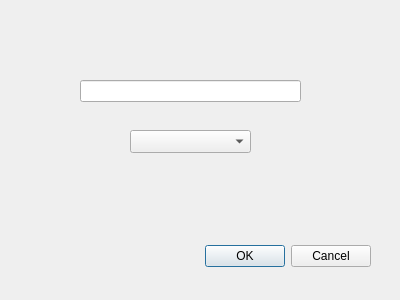
maraduca/HTTP-proxy, file proiect/filterdialog.ui: the form before one commit.
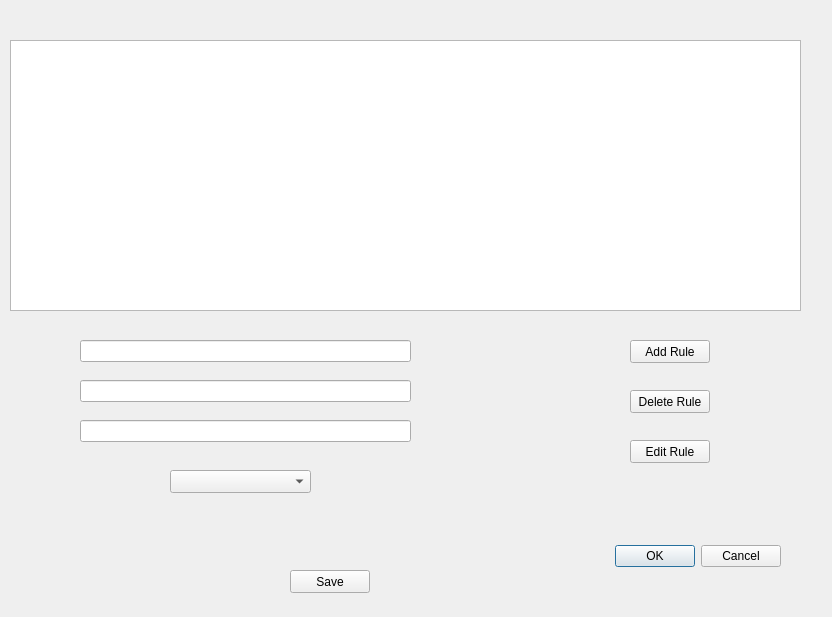
The form after the commit.

```diff
--- a/proiect/filterdialog.ui
+++ b/proiect/filterdialog.ui
@@ -6,8 +6,8 @@
    <rect>
     <x>0</x>
     <y>0</y>
-    <width>400</width>
-    <height>300</height>
+    <width>832</width>
+    <height>617</height>
    </rect>
   </property>
   <property name="windowTitle">
@@ -16,9 +16,9 @@
   <widget class="QDialogButtonBox" name="buttonBox">
    <property name="geometry">
     <rect>
-     <x>30</x>
-     <y>240</y>
-     <width>341</width>
+     <x>600</x>
+     <y>540</y>
+     <width>181</width>
      <height>32</height>
     </rect>
    </property>
@@ -29,13 +29,13 @@
     <set>QDialogButtonBox::StandardButton::Cancel|QDialogButtonBox::StandardButton::Ok</set>
    </property>
   </widget>
-  <widget class="QComboBox" name="methodComboBox">
+  <widget class="QLineEdit" name="lineEditUrl">
    <property name="geometry">
     <rect>
-     <x>130</x>
-     <y>130</y>
-     <width>121</width>
-     <height>23</height>
+     <x>80</x>
+     <y>340</y>
+     <width>331</width>
+     <height>22</height>
     </rect>
    </property>
   </widget>
@@ -43,12 +43,94 @@
    <property name="geometry">
     <rect>
      <x>80</x>
-     <y>80</y>
-     <width>221</width>
+     <y>380</y>
+     <width>331</width>
      <height>22</height>
     </rect>
    </property>
   </widget>
+  <widget class="QTableWidget" name="RulesTableWidget">
+   <property name="geometry">
+    <rect>
+     <x>10</x>
+     <y>40</y>
+     <width>791</width>
+     <height>271</height>
+    </rect>
+   </property>
+  </widget>
+  <widget class="QLineEdit" name="lineEditHeaderValue">
+   <property name="geometry">
+    <rect>
+     <x>80</x>
+     <y>420</y>
+     <width>331</width>
+     <height>22</height>
+    </rect>
+   </property>
+  </widget>
+  <widget class="QComboBox" name="ActionComboBox">
+   <property name="geometry">
+    <rect>
+     <x>170</x>
+     <y>470</y>
+     <width>141</width>
+     <height>23</height>
+    </rect>
+   </property>
+  </widget>
+  <widget class="QPushButton" name="addRuleButton">
+   <property name="geometry">
+    <rect>
+     <x>630</x>
+     <y>340</y>
+     <width>80</width>
+     <height>23</height>
+    </rect>
+   </property>
+   <property name="text">
+    <string>Add Rule</string>
+   </property>
+  </widget>
+  <widget class="QPushButton" name="DeleteRuleButton">
+   <property name="geometry">
+    <rect>
+     <x>630</x>
+     <y>390</y>
+     <width>80</width>
+     <height>23</height>
+    </rect>
+   </property>
+   <property name="text">
+    <string>Delete Rule</string>
+   </property>
+  </widget>
+  <widget class="QPushButton" name="editRuleButton">
+   <property name="geometry">
+    <rect>
+     <x>630</x>
+     <y>440</y>
+     <width>80</width>
+     <height>23</height>
+    </rect>
+   </property>
+   <property name="text">
+    <string>Edit Rule</string>
+   </property>
+  </widget>
+  <widget class="QPushButton" name="SaveButton">
+   <property name="geometry">
+    <rect>
+     <x>290</x>
+     <y>570</y>
+     <width>80</width>
+     <height>23</height>
+    </rect>
+   </property>
+   <property name="text">
+    <string>Save</string>
+   </property>
+  </widget>
  </widget>
  <resources/>
  <connections>
```
Left out of the diff: 2 changed lines with no effect on the pictures.
